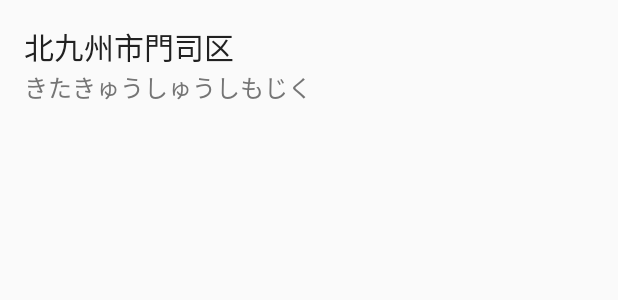
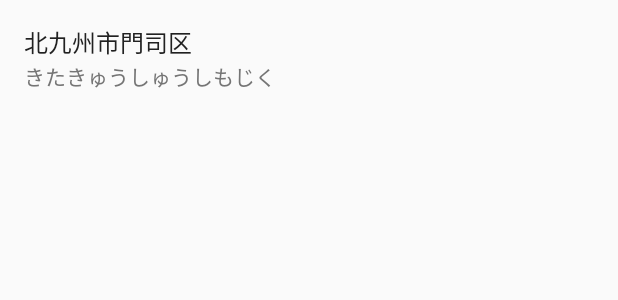
Before and after one commit to rakuishi/aniradime-android, an Android app: the layout list_postal_code_item.xml on its own in the app's theme, with its tools: preview values and no code run, on a phone screen of 412 x 824 dp. Shown: the top 300 px of the screen. Run offline under Robolectric (Android 15) with nearby library versions, the phone set to English and light mode, and no system bars; network calls fail.

Commit message:
Fix styles.xml

```diff
--- a/app/src/main/res/values/styles.xml
+++ b/app/src/main/res/values/styles.xml
@@ -9,12 +9,12 @@
     </style>
 
     <style name="PrimaryText">
-        <item name="android:textSize">@dimen/dp_20</item>
+        <item name="android:textSize">@dimen/sp_16</item>
         <item name="android:textColor">@color/primary_text</item>
     </style>
 
     <style name="SecondaryText">
-        <item name="android:textSize">@dimen/dp_16</item>
+        <item name="android:textSize">@dimen/sp_14</item>
         <item name="android:textColor">@color/secondary_text</item>
     </style>
 
```
